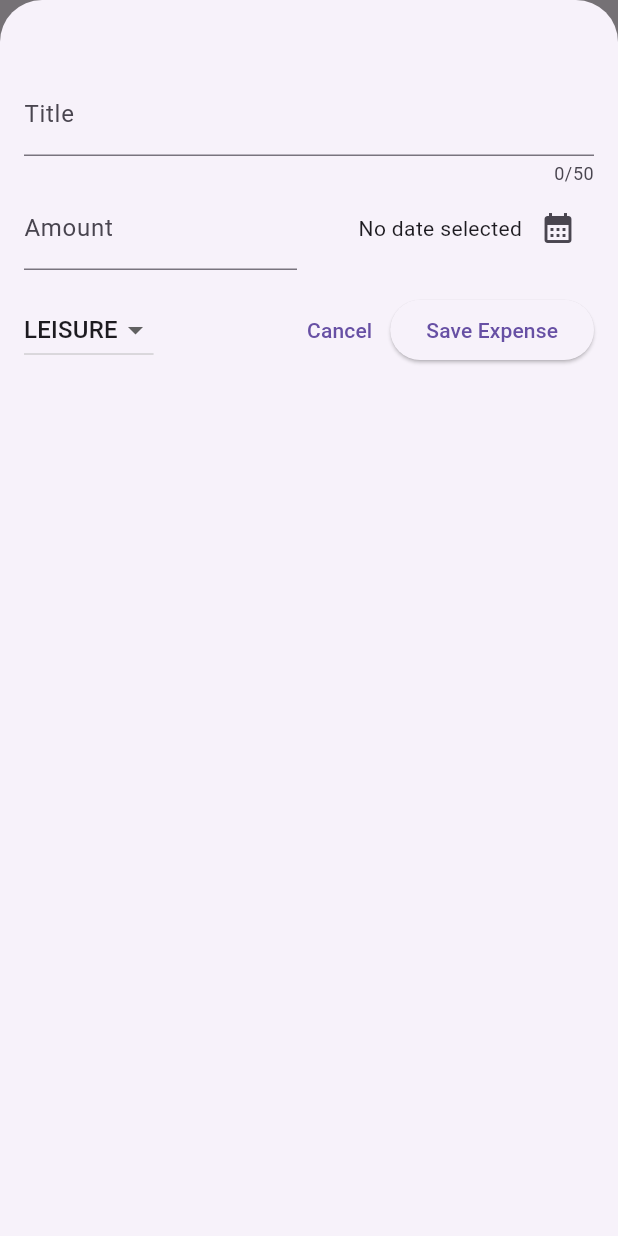
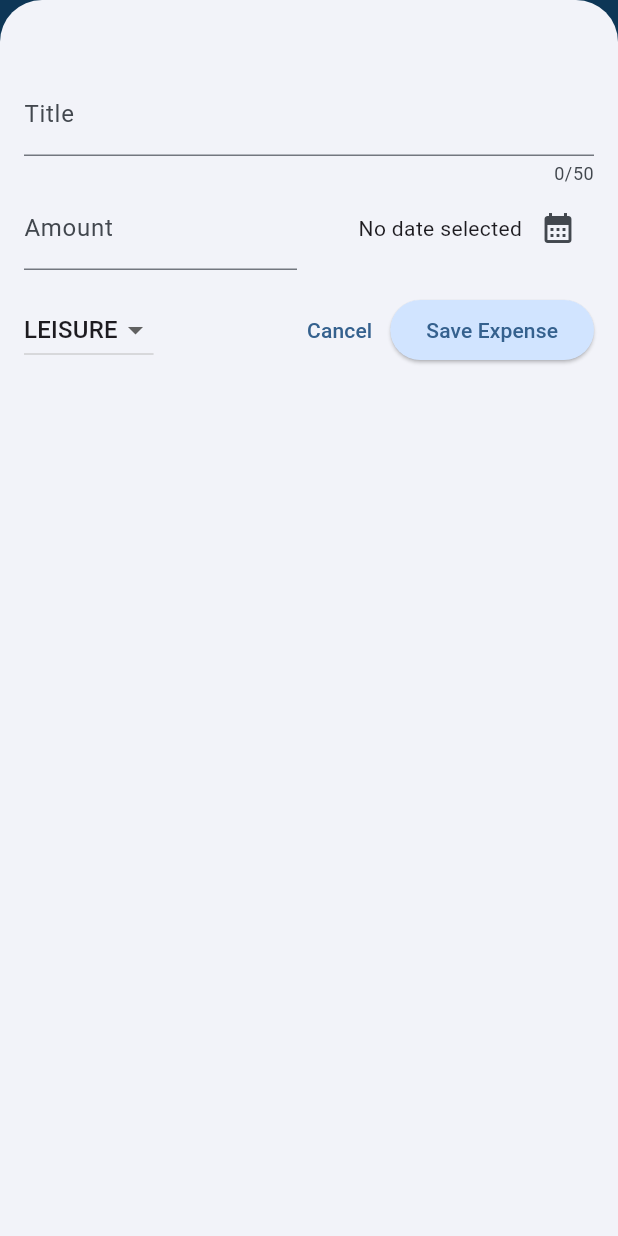
Before and after one commit to Heywrld/expense-tracker-app, a Flutter app: the screen it shows after launch, after a tap on the "add" icon, on a phone screen of 412 x 824 dp. Run offline on Flutter 3.47's test engine with Material 3 defaults, Android fonts, the phone set to English and light mode, and no system bars.

Commit message:
All about theme

```diff
--- a/lib/main.dart
+++ b/lib/main.dart
@@ -1,10 +1,65 @@
 import 'package:flutter/material.dart';
 import 'package:platnova_expense_tracker_app/widgets/expenses.dart';
 
+
+var kColorScheme = ColorScheme.fromSeed(
+  seedColor: const Color(0xFF1C75BC)
+  );
+
+  var kDarkColorScheme = ColorScheme.fromSeed(
+    brightness: Brightness.dark, // tell flutter you want the color to be dark
+  seedColor: const Color(0xFF1C75BC)
+  );
+
 void main() {
   runApp(
-    const MaterialApp(
-      home:Expenses() ,// Todo: Add main widget here...,
+    MaterialApp(
+      darkTheme: ThemeData.dark().copyWith(
+        colorScheme: kDarkColorScheme,
+        cardTheme: const CardTheme().copyWith(
+          color: kDarkColorScheme.secondaryContainer,
+          margin: const EdgeInsets.symmetric(
+            horizontal: 16,
+            vertical: 8,
+),
+        ),
+         elevatedButtonTheme: ElevatedButtonThemeData(
+          style: ElevatedButton.styleFrom(
+            backgroundColor: kDarkColorScheme.primaryContainer,
+            foregroundColor: kDarkColorScheme.onPrimaryContainer,
+          ),
+        ),
+      )  ,
+
+      theme: ThemeData().copyWith(
+        colorScheme: kColorScheme,
+        appBarTheme: const AppBarTheme().copyWith(
+          backgroundColor: const Color(0xFF1C75BC),
+        ),
+        cardTheme: const CardTheme().copyWith(
+          color: kColorScheme.secondaryContainer,
+          margin: const EdgeInsets.symmetric(
+            horizontal: 16,
+            vertical: 8,
+),
+        ),
+        elevatedButtonTheme: ElevatedButtonThemeData(
+          style: ElevatedButton.styleFrom(
+            backgroundColor: kColorScheme.primaryContainer,
+          ),
+        ),
+        textTheme: ThemeData().textTheme.copyWith(
+          titleLarge: TextStyle(
+            fontWeight: FontWeight.bold,
+            color: kColorScheme.onSecondaryContainer,
+            fontSize: 16,
+          )
+        )
+
+      ),
+      // control light theme and dark theme with theme mode
+      themeMode: ThemeMode.system, // default
+      home:const Expenses() ,// Todo: Add main widget here...,
     )
   );
 }
--- a/lib/widgets/expenses.dart
+++ b/lib/widgets/expenses.dart
@@ -99,11 +99,19 @@ class _ExpensesState extends State<Expenses> {
 
     return  Scaffold(
       appBar: AppBar(
-        title: const Text("Platnova Expense Tracker"),
+        leading: Container(
+          padding: const EdgeInsets.fromLTRB(25, 0, 0, 0),
+          child: Image.asset(
+            'assets/images/logo-white.png',
+            width: 300,
+            height: 200,
+            ),
+        ),
+        //title: const Text("Platnova Expense Tracker"),
         actions: [
           IconButton(
             onPressed: _openAddExpenseOverlay,
-            icon: const Icon(Icons.add),
+            icon: const Icon(Icons.add, color: Colors.white,),
             ),
         ],
       ),
--- a/lib/widgets/expenses_list/expense_item.dart
+++ b/lib/widgets/expenses_list/expense_item.dart
@@ -15,8 +15,12 @@ class ExpenseItem extends StatelessWidget {
           vertical: 16,
         ),
         child: Column(
+          crossAxisAlignment: CrossAxisAlignment.start, //makes sure the title in the column starts from the left
           children: [
-            Text(expense.title),
+            Text(
+              expense.title,
+              style: Theme.of(context).textTheme.titleLarge, // access the theme styling for title large
+              ),
             const SizedBox(height: 4,),
             Row(
               children: [
--- a/lib/widgets/expenses_list/expenses_list.dart
+++ b/lib/widgets/expenses_list/expenses_list.dart
@@ -21,6 +21,12 @@ class ExpensesList extends StatelessWidget {
       itemBuilder: (ctx, index) =>
       Dismissible(
         key: ValueKey(expenses[index]),
+        background: Container(
+          color: Theme.of(context).colorScheme.error , // set color from theme that shows the user once the user swipes to delete
+          margin: EdgeInsets.symmetric(
+            horizontal: Theme.of(context).cardTheme.margin!.horizontal
+          ), // set the margin from the theme
+        ),
         onDismissed: (direction) {
           onRemoveExpense(expenses[index]);
         }, // allows you to trigger a function whenever one widget has been swipped away
--- a/pubspec.yaml
+++ b/pubspec.yaml
@@ -61,9 +61,8 @@ flutter:
   uses-material-design: true
 
   # To add assets to your application, add an assets section, like this:
-  # assets:
-  #   - images/a_dot_burr.jpeg
-  #   - images/a_dot_ham.jpeg
+  assets:
+    - assets/images/logo-white.png
 
   # An image asset can refer to one or more resolution-specific "variants", see
   # https://flutter.dev/to/resolution-aware-images
```
Also changed, not shown: assets/images/logo-white.png (added), pubspec.lock.
